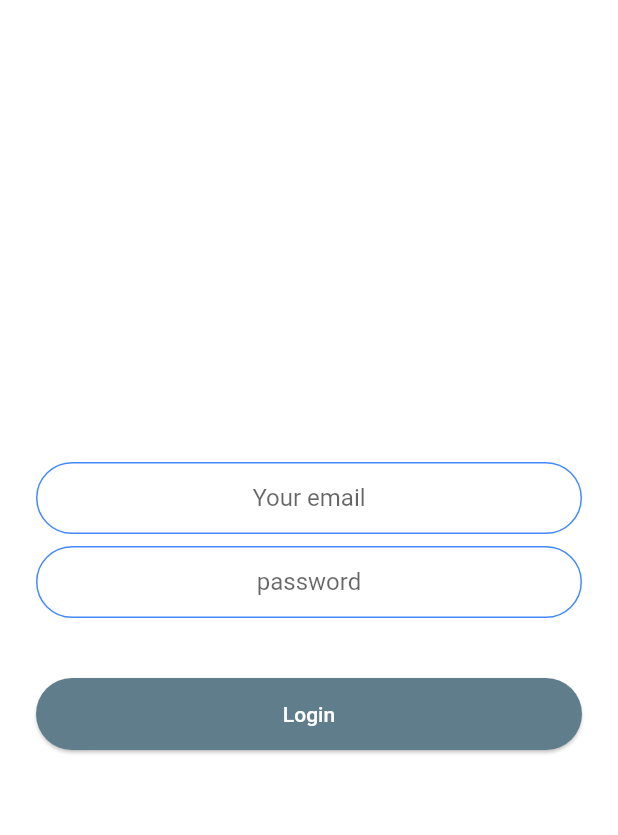
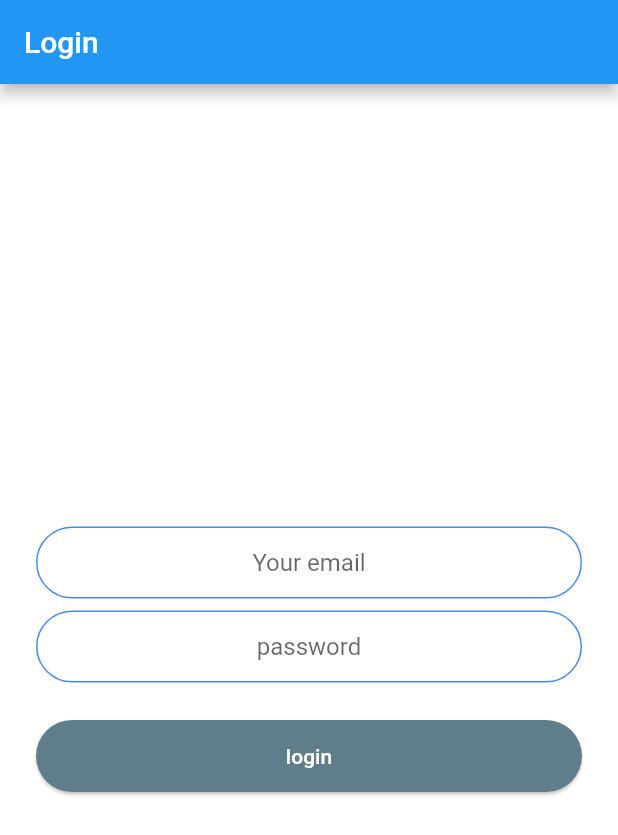
Before and after one commit to saeidbs/Todo-App, a Flutter app: the screen it shows after launch, on a phone screen of 412 x 824 dp. Shown: the top 835 px of the screen. Run offline on Flutter 3.47's test engine with Material 2 defaults, Android fonts, the phone set to English and light mode, and no system bars.

Commit message:
login screen almost done

```diff
--- a/todo_app/lib/components/rounded_button.dart
+++ b/todo_app/lib/components/rounded_button.dart
@@ -0,0 +1,36 @@
+import 'package:flutter/material.dart';
+
+class RoundedButton extends StatelessWidget {
+
+  RoundedButton({this.title,this.color,@required this.onPressed});
+  final String title;
+  final Color color;
+  final Function onPressed;
+
+  static BuildContext buildContext;
+
+  @override
+  Widget build(BuildContext context) {
+    buildContext=context;
+    return Padding(
+      padding:  EdgeInsets.symmetric(vertical: 1),
+      child: Material(
+        elevation: 1,
+        color: color,
+        borderRadius: BorderRadius.circular(32.0),
+        child: MaterialButton(
+          onPressed: onPressed,
+          minWidth: 200,
+          height: 42,
+          child: Text(
+            title,
+            style: TextStyle(
+                color: Colors.white
+            ),
+          ),
+        ),
+
+      ),
+    );
+  }
+}
--- a/todo_app/lib/login_screen.dart
+++ b/todo_app/lib/login_screen.dart
@@ -1,15 +1,24 @@
 import 'package:flutter/material.dart';
 import 'package:todo_app/constants.dart';
+import 'package:todo_app/components/rounded_button.dart';
+import 'package:todo_app/todo_screen.dart';
 
 class LoginScreen extends StatefulWidget {
+
+  static const String id = 'login_screen';
+
   @override
   _LoginScreenState createState() => _LoginScreenState();
 }
 
 class _LoginScreenState extends State<LoginScreen> {
+
   @override
   Widget build(BuildContext context) {
     return Scaffold(
+      appBar: AppBar(
+        title: Text("Login"),
+      ),
       backgroundColor: Colors.white,
       body: Padding(
         padding: EdgeInsets.symmetric(horizontal: 24.0),
@@ -35,24 +44,21 @@ class _LoginScreenState extends State<LoginScreen> {
               SizedBox(
                 height: 24,
               ),
-              Padding(
-                padding:  EdgeInsets.symmetric(vertical: 16),
-                child: Material(
-                  elevation: 1,
-                  color: Colors.blueGrey,
-                  borderRadius: BorderRadius.circular(32.0),
-                  child: MaterialButton(
-                    minWidth: 200,
-                    height: 42,
-                    child: Text(
-                      "Login",
-                      style: TextStyle(
-                        color: Colors.white
-                      ),
-                    ),
-                  ),
+              RoundedButton(
+                title: "login",
+                color: Colors.blueGrey,
+                onPressed: () {
+                  final snackBar= SnackBar(
+                    content: Text("Hellow"),
+                   action: SnackBarAction(
+                     label: "Undo",
+                      onPressed: ()=> print("Undo"),
+                   ),
+                  );
+                  Scaffold.of(RoundedButton.buildContext).showSnackBar(snackBar);
 
-                ),
+                  Navigator.pushNamed(context, TodoScreen.id);
+                },
               )
             ],
           ),
--- a/todo_app/lib/main.dart
+++ b/todo_app/lib/main.dart
@@ -1,9 +1,11 @@
 import 'package:flutter/material.dart';
 import 'login_screen.dart';
+import 'todo_screen.dart';
 
 void main() => runApp(MyApp());
 
 class MyApp extends StatelessWidget {
+
   // This widget is the root of your application.
   @override
   Widget build(BuildContext context) {
@@ -21,7 +23,11 @@ class MyApp extends StatelessWidget {
         // is not restarted.
         primarySwatch: Colors.blue,
       ),
-      home: LoginScreen(),
+      initialRoute: LoginScreen.id,
+      routes: {
+        TodoScreen.id:(context)=>TodoScreen(),
+        LoginScreen.id:(context)=>LoginScreen()
+      },
     );
   }
 }
```
Also changed, not shown: todo_app/lib/todo_screen.dart (added, +40 -0 lines).
